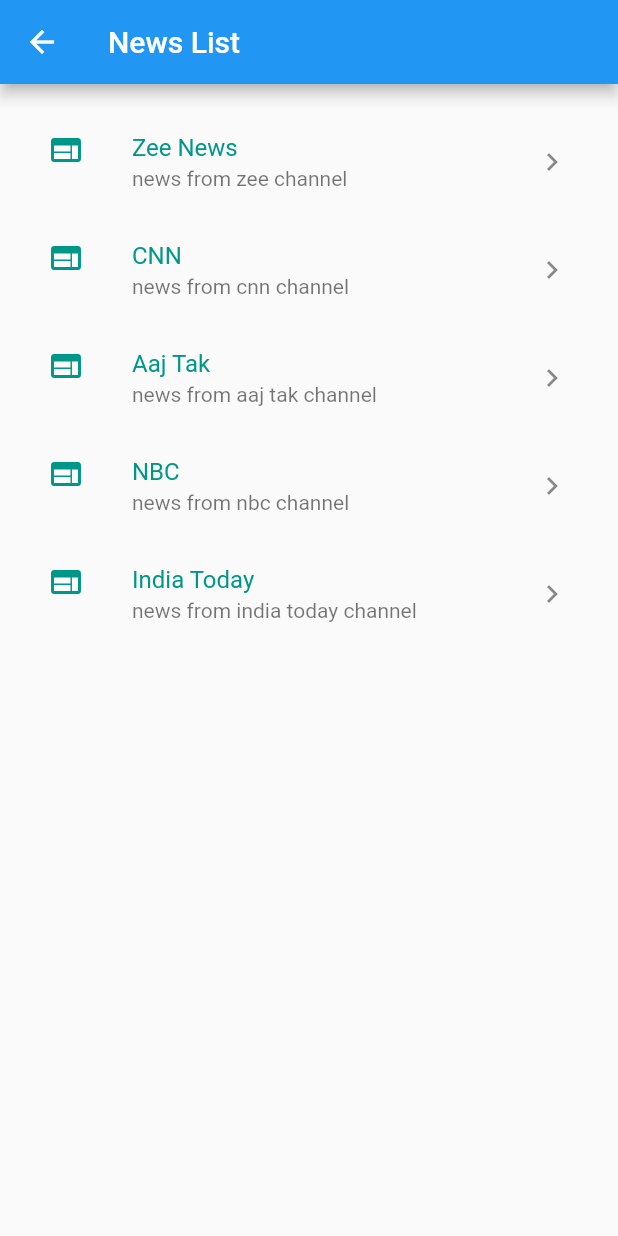
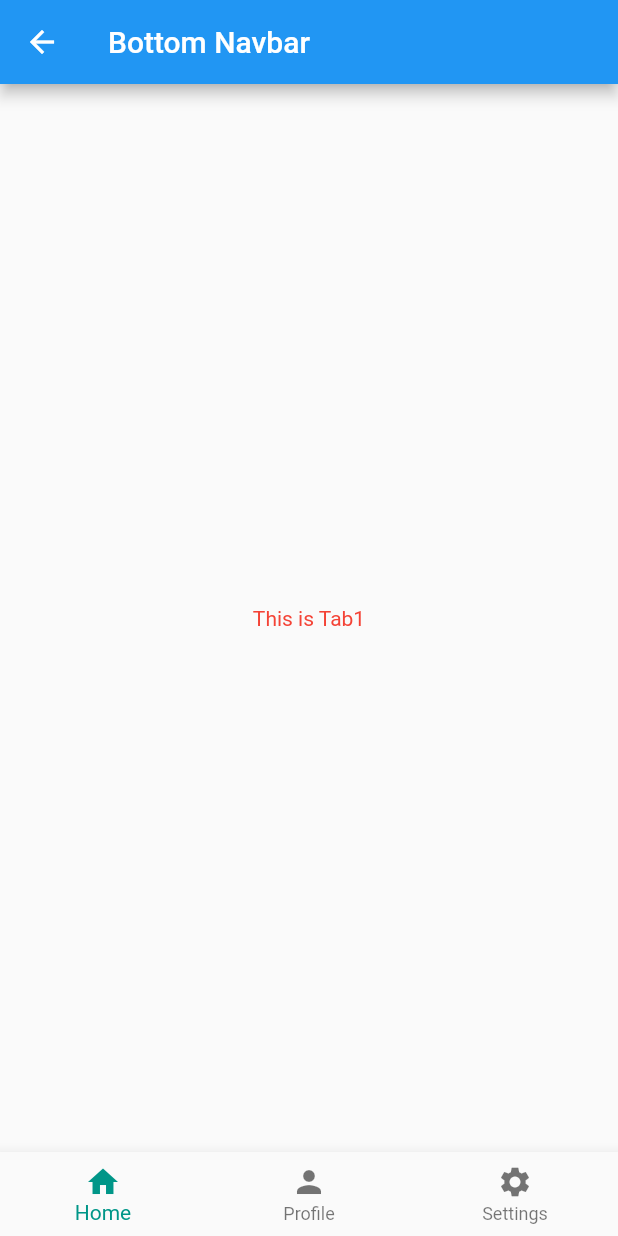
Before and after one commit to vs5301/fsdflutter, a Flutter app: the screen it shows after launch, on a phone screen of 412 x 824 dp. Run offline on Flutter 3.47's test engine with Material 2 defaults, Android fonts, the light colour scheme and no system bars; our stand-ins replace firebase_core, webview_flutter; accounts and stored records are empty.

Commit message:
Navigation

```diff
--- a/lib/main.dart
+++ b/lib/main.dart
@@ -1,9 +1,12 @@
 import 'package:flutter/material.dart';
+import 'package:fsdflutter/tutorials/bottom_navbar.dart';
+import 'package:fsdflutter/tutorials/navigation_drawer.dart';
 import 'package:fsdflutter/tutorials/news_details.dart';
 import 'package:fsdflutter/tutorials/news_list_page.dart';
 import 'package:fsdflutter/tutorials/page_one.dart';
 import 'package:fsdflutter/tutorials/page_two.dart';
 import 'package:fsdflutter/tutorials/stateful_widget_tutorial.dart';
+import 'package:fsdflutter/tutorials/tab_navigation.dart';
 
 void main() {
   runApp(const MyApp());
@@ -35,13 +38,16 @@
         // tested with just a hot reload.
         primarySwatch: Colors.blue,
       ),
+      debugShowCheckedModeBanner: false,
       // home: PageOne (),
-      initialRoute: "/newsList",
+      initialRoute: "/bottom",
       routes: {
         '/': (context) => PageOne(),
         '/pageTwo': (context) => PageTwo(),
         '/newsList': (context) => NewsListPage(),
-        '/newsDetails': (context) => NewsDetails()
+        '/newsDetails': (context) => NewsDetails(),
+        '/drawer': (context) => NavigationDrawerPage(),
+        '/bottom': (context) => BottomNavigationPage()
       }
 
     );
--- /dev/null
+++ b/lib/tutorials/bottom_navbar.dart
@@ -0,0 +1,65 @@
+import 'package:flutter/material.dart';
+
+class BottomNavigationPage extends StatefulWidget {
+  const BottomNavigationPage({super.key});
+
+  @override
+  State<BottomNavigationPage> createState() => _BottomNavigationPageState();
+}
+
+class _BottomNavigationPageState extends State<BottomNavigationPage> {
+
+  int index = 0;
+  var textList = ["Welcome to Home", "Welcome to Profile", "Welcome to Settings"];
+  var widgetList = [
+    Center(child: Text("This is Tab1", style: TextStyle(color: Colors.red),)),
+    ListTile(
+      title: Text("Payment Settings"),
+      subtitle: Text("Payment information"),
+      leading: Icon(Icons.payment) ,
+      trailing: Icon(Icons.keyboard_arrow_right),
+      onTap: (){
+
+      },
+    ),
+    Text("This is Tab3", style: TextStyle(color: Colors.green),),
+  ];
+
+  @override
+  Widget build(BuildContext context) {
+    return Scaffold(
+      appBar: AppBar(
+        title: Text("Bottom Navbar"),
+      ),
+      body: Center(
+        child: widgetList[index],
+      ),
+      bottomNavigationBar: BottomNavigationBar(
+        items: [
+          BottomNavigationBarItem(
+            icon: Icon(Icons.home),
+            label: "Home",
+            backgroundColor: Colors.tealAccent,
+          ),
+          BottomNavigationBarItem(
+            icon: Icon(Icons.person),
+            label: "Profile",
+            backgroundColor: Colors.tealAccent,
+          ),
+          BottomNavigationBarItem(
+            icon: Icon(Icons.settings),
+            label: "Settings",
+            backgroundColor: Colors.tealAccent,
+          ),
+        ],
+        currentIndex: index,
+        selectedItemColor: Colors.teal,
+        onTap: (int idx){
+          setState(() {
+            index = idx;
+          });
+        },
+      ),
+    );
+  }
+}
--- /dev/null
+++ b/lib/tutorials/tab_navigation.dart
@@ -0,0 +1,48 @@
+import 'package:flutter/material.dart';
+
+class TabBarPage extends StatelessWidget {
+  const TabBarPage({super.key});
+
+  @override
+  Widget build(BuildContext context) {
+    return MaterialApp(
+      home: DefaultTabController(
+        length: 3,
+        child: Scaffold(
+          appBar: AppBar(
+            title: Text("My Tabs"),
+            bottom: TabBar(
+                tabs: [
+                  Tab(
+                    icon: Icon(Icons.card_giftcard),
+                    child: Text("Home"),
+                  ),
+                  Tab(
+                    icon: Icon(Icons.person),
+                    child: Text("Profile"),
+                  ),
+                  Tab(
+                    icon: Icon(Icons.add_shopping_cart),
+                    child: Text("Cart"),
+                  ),
+            ])
+          ),
+          body: TabBarView(
+              children: [
+                Center(child: Text("This is Tab1", style: TextStyle(color: Colors.red),)),
+                ListTile(
+                  title: Text("Payment Settings"),
+                  subtitle: Text("Payment information"),
+                  leading: Icon(Icons.payment) ,
+                  trailing: Icon(Icons.keyboard_arrow_right),
+                  onTap: (){
+
+                  },
+                ),
+                Text("This is Tab3", style: TextStyle(color: Colors.green),),
+          ]),
+        )
+      )
+    );
+  }
+}
--- a/pubspec.yaml
+++ b/pubspec.yaml
@@ -36,6 +36,7 @@
   # Use with the CupertinoIcons class for iOS style icons.
   cupertino_icons: ^1.0.2
   webview_flutter: ^3.0.0
+  firebase_core: ^2.14.0
 
 dev_dependencies:
   flutter_test:
```
Also changed, not shown: lib/tutorials/navigation_drawer.dart (added, +105 -0 lines), lib/firebase_options.dart (added), pubspec.lock, 9 other files.
